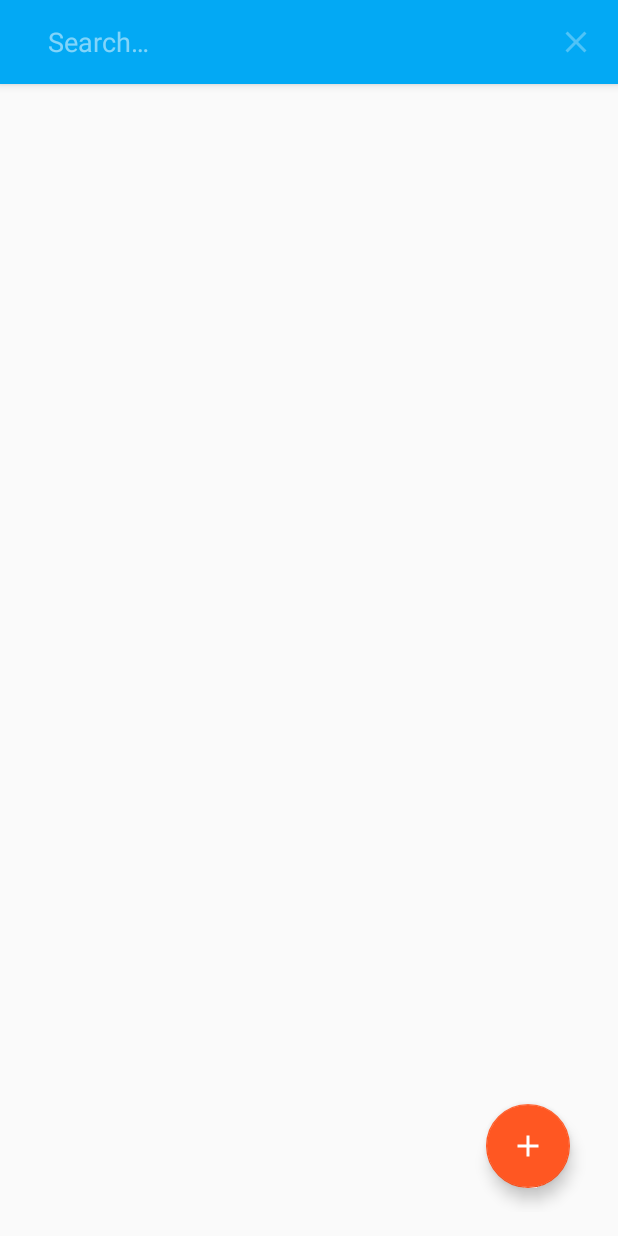
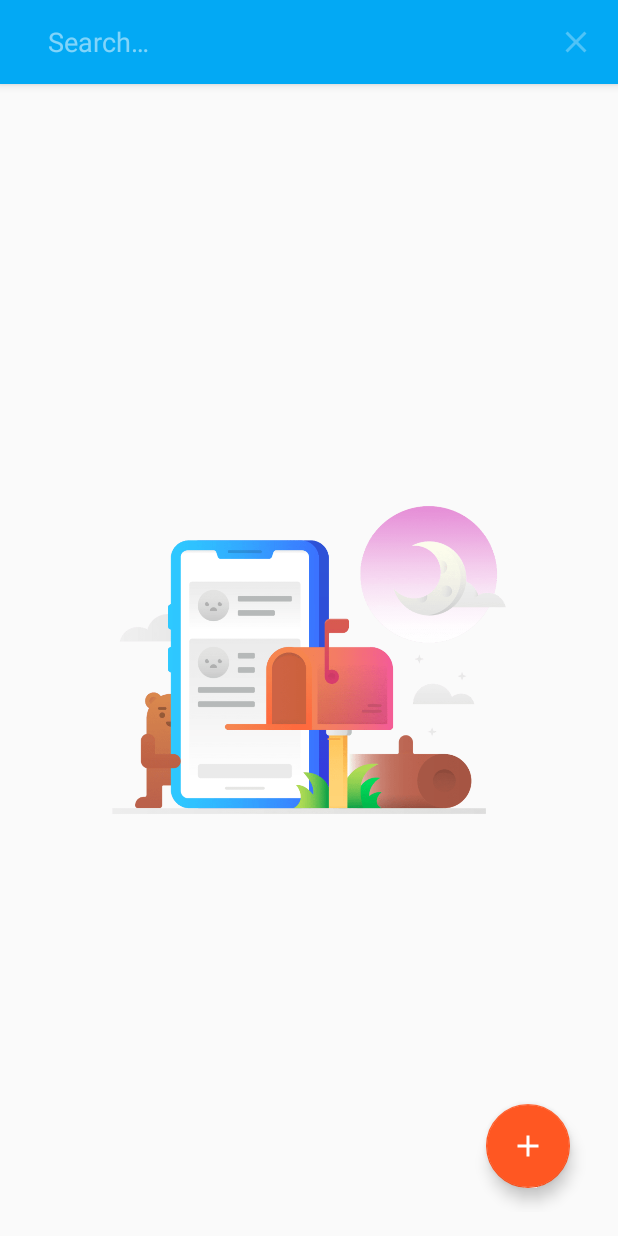
Before and after one commit to nurimammasri/IDo-SimpleTodoList, an Android app: the screen it shows after launch (MainActivity), after a tap on "Search", on a phone screen of 412 x 824 dp. Run offline under Robolectric (Android 15) with nearby library versions, the phone set to English and light mode, and no system bars; our stand-ins replace Room's generated code.

Commit message:
Set Animation Item and Add Empty Display Image

```diff
--- a/app/src/main/java/com/imam/ido_simpletodolist/ui/main/MainActivity.kt
+++ b/app/src/main/java/com/imam/ido_simpletodolist/ui/main/MainActivity.kt
@@ -7,10 +7,14 @@ import android.content.Intent
 import android.os.Bundle
 import android.view.Menu
 import android.view.MenuItem
+import android.view.View
+import android.view.animation.Animation
+import android.view.animation.AnimationUtils
 import android.widget.Toast
 import androidx.appcompat.app.AlertDialog
 import androidx.appcompat.app.AppCompatActivity
 import androidx.appcompat.widget.SearchView
+import androidx.lifecycle.LiveData
 import androidx.lifecycle.Observer
 import androidx.lifecycle.ViewModelProvider
 import androidx.recyclerview.widget.LinearLayoutManager
@@ -41,12 +45,27 @@ class MainActivity : AppCompatActivity(), TodoAdapter.TodoEvents {
         todoViewModel = ViewModelProvider(this).get(TodoViewModel::class.java)
         todoViewModel.getAllTodoList()?.observe(this, Observer {
             todoAdapter.setAllTodoList(it)
+            setVisibilityImageEmpty(it)
         })
 
         //FAB click listener
         fab_new_todo.setOnClickListener {
             val intent = Intent(this@MainActivity, CreateTodoActivity::class.java)
             startActivityForResult(intent, Constants.INTENT_CREATE_TODO)
+        }
+
+
+    }
+
+    private fun setVisibilityImageEmpty(allTodoList: List<Todo>){
+        if (allTodoList.isEmpty()) {
+            layout_recyclerview.visibility = View.GONE
+            img_empty_item.visibility = View.VISIBLE
+            img_empty_item.animation = AnimationUtils.loadAnimation(applicationContext, R.anim.fade_transition_animation)
+        }
+        else {
+            layout_recyclerview.visibility = View.VISIBLE
+            img_empty_item.visibility = View.GONE
         }
     }
 
@@ -138,16 +157,19 @@ class MainActivity : AppCompatActivity(), TodoAdapter.TodoEvents {
             R.id.sort_default -> {
                 todoViewModel.getAllTodoList()?.observe(this, Observer {
                     todoAdapter.setAllTodoList(it)
+                    setVisibilityImageEmpty(it)
                 })
             }
             R.id.sort_bycreate -> {
                 todoViewModel.getOrderbyCreateTodoList()?.observe(this, Observer {
                     todoAdapter.setAllTodoList(it)
+                    setVisibilityImageEmpty(it)
                 })
             }
             R.id.sort_bydue -> {
                 todoViewModel.getOrderbyDueDateTodoList()?.observe(this, Observer {
                     todoAdapter.setAllTodoList(it)
+                    setVisibilityImageEmpty(it)
                 })
             }
             R.id.search -> {
--- a/app/src/main/java/com/imam/ido_simpletodolist/ui/main/TodoAdapter.kt
+++ b/app/src/main/java/com/imam/ido_simpletodolist/ui/main/TodoAdapter.kt
@@ -3,6 +3,7 @@ package com.imam.ido_simpletodolist.ui.main
 import android.view.LayoutInflater
 import android.view.View
 import android.view.ViewGroup
+import android.view.animation.AnimationUtils
 import android.widget.Filter
 import android.widget.Filterable
 import androidx.recyclerview.widget.RecyclerView
@@ -42,6 +43,10 @@ class TodoAdapter(todoEvents: TodoEvents) : RecyclerView.Adapter<TodoAdapter.Vie
         )
 
         fun bind(todo: Todo, listener: TodoEvents) {
+
+            //Apply Animations
+            itemView.layout_item.animation = AnimationUtils.loadAnimation(itemView.context,R.anim.fade_scale_animation)
+
             itemView.tv_title.text = todo.title
             itemView.tv_content.text = todo.content
             itemView.tv_createdate.text = dateFormat.format(todo.createAt)
@@ -80,7 +85,8 @@ class TodoAdapter(todoEvents: TodoEvents) : RecyclerView.Adapter<TodoAdapter.Vie
                 } else {
                     val filteredList = arrayListOf<Todo>()
                     for (row in todoList) {
-                        if (row.title.toLowerCase(Locale.ROOT).contains(charString.toLowerCase(Locale.ROOT)) || row.content.contains(charString.toLowerCase(Locale.ROOT))) {
+                        if (row.title.toLowerCase(Locale.ROOT).contains(charString.toLowerCase(
+                                Locale.ROOT)) || row.content.contains(charString.toLowerCase(Locale.ROOT))) {
                             filteredList.add(row)
                         }
                     }
--- /dev/null
+++ b/app/src/main/res/anim/fade_scale_animation.xml
@@ -0,0 +1,14 @@
+<?xml version="1.0" encoding="utf-8"?>
+<set xmlns:android="http://schemas.android.com/apk/res/android">
+    <alpha
+        android:duration="700"
+        android:fromAlpha="0.0"
+        android:toAlpha="1.0" />
+
+    <scale android:fromXScale="0.0"
+        android:fromYScale="0.0"
+        android:toXScale="1.0"
+        android:toYScale="1.0"
+        android:duration="700"
+        android:fillBefore="false"/>
+</set>
--- /dev/null
+++ b/app/src/main/res/anim/fade_transition_animation.xml
@@ -0,0 +1,12 @@
+<?xml version="1.0" encoding="utf-8"?>
+<set xmlns:android="http://schemas.android.com/apk/res/android">
+    <alpha
+        android:duration="500"
+        android:fromAlpha="0.0"
+        android:toAlpha="1.0" />
+
+    <translate
+        android:duration="700"
+        android:fromXDelta="-100"
+        android:toXDelta="0%" />
+</set>
--- a/app/src/main/res/layout/activity_main.xml
+++ b/app/src/main/res/layout/activity_main.xml
@@ -1,5 +1,5 @@
 <?xml version="1.0" encoding="utf-8"?>
-<androidx.coordinatorlayout.widget.CoordinatorLayout xmlns:android="http://schemas.android.com/apk/res/android"
+<RelativeLayout xmlns:android="http://schemas.android.com/apk/res/android"
     xmlns:app="http://schemas.android.com/apk/res-auto"
     xmlns:tools="http://schemas.android.com/tools"
     android:layout_width="match_parent"
@@ -13,8 +13,17 @@
         android:id="@+id/fab_new_todo"
         android:layout_width="wrap_content"
         android:layout_height="wrap_content"
+        android:layout_alignParentEnd="true"
+        android:layout_alignParentBottom="true"
         android:layout_gravity="bottom|end"
         android:layout_margin="16dp"
         app:srcCompat="@drawable/ic_add" />
 
-</androidx.coordinatorlayout.widget.CoordinatorLayout>
+    <ImageView
+        android:id="@+id/img_empty_item"
+        android:layout_width="wrap_content"
+        android:layout_height="wrap_content"
+        android:contentDescription="@string/image_empty_item"
+        android:src="@drawable/img_empty_item" />
+
+</RelativeLayout>
--- a/app/src/main/res/layout/content_main.xml
+++ b/app/src/main/res/layout/content_main.xml
@@ -1,6 +1,7 @@
 <?xml version="1.0" encoding="utf-8"?>
 
 <LinearLayout xmlns:android="http://schemas.android.com/apk/res/android"
+    android:id="@+id/layout_recyclerview"
     xmlns:tools="http://schemas.android.com/tools"
     android:layout_width="match_parent"
     android:layout_height="match_parent"
--- a/app/src/main/res/layout/item_todo.xml
+++ b/app/src/main/res/layout/item_todo.xml
@@ -2,6 +2,7 @@
 <androidx.cardview.widget.CardView xmlns:android="http://schemas.android.com/apk/res/android"
     xmlns:card="http://schemas.android.com/apk/res-auto"
     xmlns:tools="http://schemas.android.com/tools"
+    android:id="@+id/layout_item"
     android:layout_width="match_parent"
     android:layout_height="wrap_content"
     card:cardCornerRadius="5dp"
--- a/app/src/main/res/values/strings.xml
+++ b/app/src/main/res/values/strings.xml
@@ -25,4 +25,5 @@
     <string name="sort_default">Default</string>
     <string name="sort_create">Sort by Create Date</string>
     <string name="sort_due">Sort by Due Date</string>
+    <string name="image_empty_item">Image Empty Item</string>
 </resources>
```
Also changed, not shown: app/src/main/res/drawable-v24/img_empty_item.png (added).
